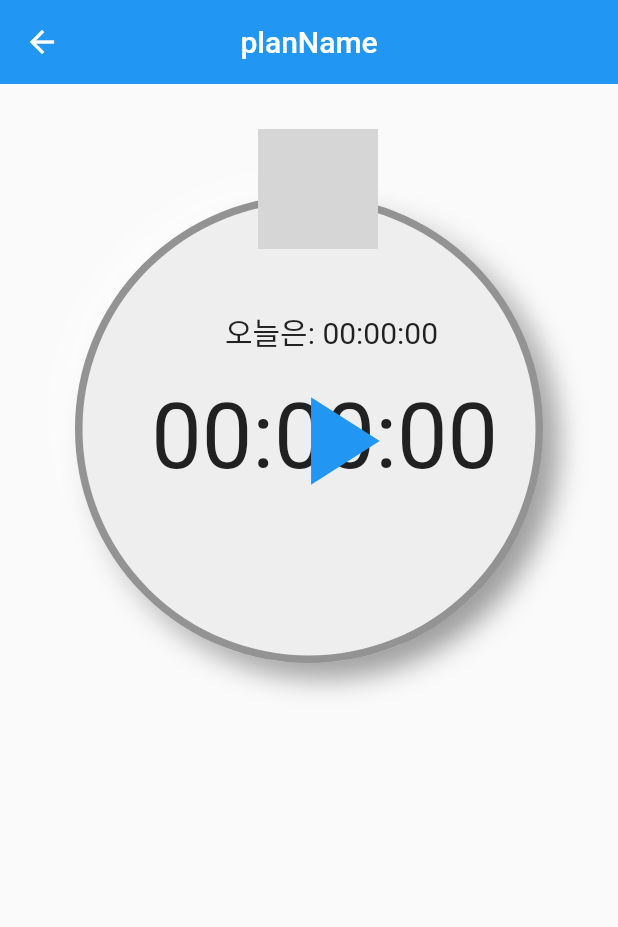
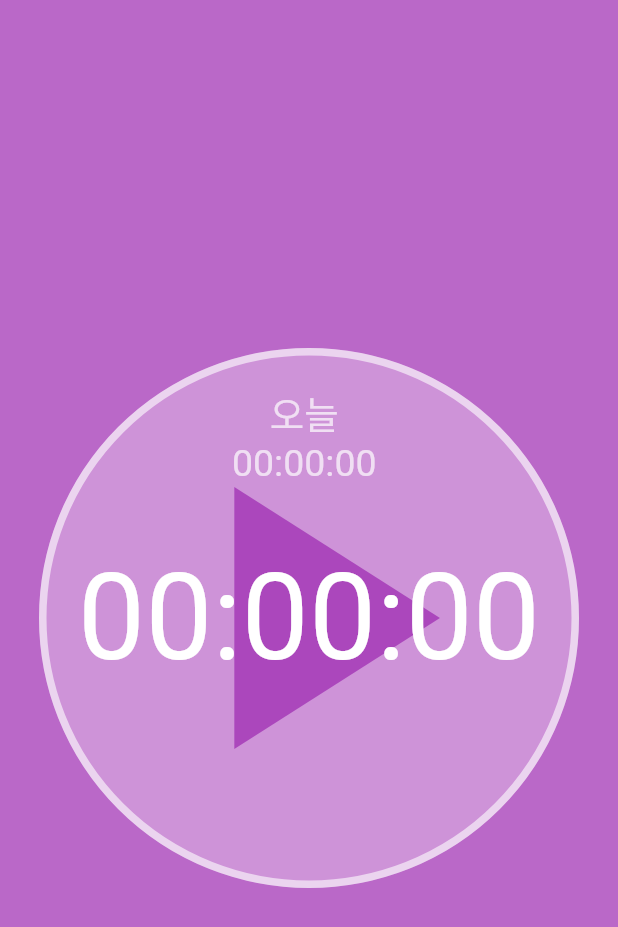
Before and after one commit to JasonKK/BOM-frontend, a Flutter app: the TimerPage screen opened directly, on a phone screen of 412 x 824 dp. Shown: the top 927 px of the screen. Run offline on Flutter 3.47's test engine with Material 2 defaults, Android fonts, the light colour scheme and no system bars; our stand-ins replace charts_flutter, flutter_hooks, flutter_riverpod, flutter_slidable, flutter_speed_dial, google_fonts and 2 more; network calls fail; grey boxes are pictures that could not be loaded.

Commit message:
timer design

```diff
--- a/lib/view/timer_view.dart
+++ b/lib/view/timer_view.dart
@@ -1,10 +1,10 @@
 /* this is timer_model.dart */
-import 'package:bom_front/model/todo.dart';
-import 'package:bom_front/repository/timer_repository.dart';
+
 import 'package:flutter/cupertino.dart';
 import 'package:flutter/material.dart';
 import 'dart:async';
-import 'package:bom_front/view/components/timer_appbar.dart';
+import 'package:bom_front/model/todo.dart';
+import 'package:bom_front/repository/timer_repository.dart';
 
 class TimerApp extends StatelessWidget {
   @override
@@ -38,7 +38,7 @@ class _TimerPageState extends State<TimerPage> {
   }
 
   void updateData() {
-    _time = todo.time!;
+    _time = todo.time ?? 0;
   }
 
   void _clickButton() {
@@ -73,7 +73,7 @@ class _TimerPageState extends State<TimerPage> {
   @override
   Widget build(BuildContext context) {
     return Scaffold(
-      appBar: TimerAppBar(),
+      backgroundColor: Colors.purple[300],
       body: _buildbody(),
     );
   }
@@ -87,76 +87,35 @@ class _TimerPageState extends State<TimerPage> {
     var min = (minutes % 60).toString().padLeft(2, '0');
     var sec = (seconds % 60).toString().padLeft(2, '0');
 
-    return Center(
-      child: Padding(
-        padding: const EdgeInsets.symmetric(horizontal: 50, vertical: 50),
-        child: Stack(
-          clipBehavior: Clip.none,
-          children: <Widget>[
-            Column(
+    return (Center(
+      child: Column(
+        mainAxisAlignment: MainAxisAlignment.center,
         children: [
-                Row(
-                  mainAxisAlignment: MainAxisAlignment.center,
-                  crossAxisAlignment: CrossAxisAlignment.center,
-                ),
           Container(
             width: 360,
             height: 360,
-                  // color: Colors.grey,
             decoration: BoxDecoration(
-                    // color: '$color',
-                    color: Colors.grey.shade200,
+              color: Colors.purple[200],
               shape: BoxShape.circle,
               border: Border.all(
-                      color: Colors.black38,
+                color: Colors.white60,
                 width: 5,
               ),
-                    boxShadow: [
-                      BoxShadow(
-                          offset: Offset(10, 10),
-                          color: Colors.black38,
-                          blurRadius: 15),
-                      BoxShadow(
-                          offset: Offset(-10, -10),
-                          color: Colors.white.withOpacity(0.5),
-                          blurRadius: 15),
-                    ],
+            ),
+            child: Stack(
+              children: [
+                Positioned(
+                  top: 20,
+                  right: 130,
+                  child: Text(
+                    "오늘\n" + "$hour:$min:$sec",
+                    textAlign: TextAlign.center,
+                    style: TextStyle(fontSize: 25, color: Colors.white70),
                   ),
                 ),
-              ],
-            ),
-            Positioned(
-              top: -20,
-              right: 110,
-              child: Container(
-                child: Image.asset(
-                  'lib/image/dog.png',
-                  width: 80,
-                  height: 80,
-                ),
-              ),
-            ),
-            Positioned(
-              top: 150,
-              right: 30,
-              child: Text(
-                "$hour:$min:$sec",
-                style: TextStyle(fontSize: 60, color: Colors.grey.shade900),
-              ),
-            ),
-            Positioned(
-              top: 100,
-              right: 70,
-              child: Container(
-                child: Text(
-                  "오늘은: 00:00:00",
-                  style: TextStyle(fontSize: 20, color: Colors.grey.shade900),
-                ),
-              ),
-            ),
-            Positioned(
-              top: 130,
-              right: 80,
+                Align(
+                  alignment: Alignment.center,
+                  child: Positioned(
                     child: TextButton(
                       onPressed: () => setState(() {
                         _clickButton();
@@ -164,17 +123,31 @@ class _TimerPageState extends State<TimerPage> {
                       child: _isRunning
                           ? Icon(
                               Icons.pause,
-                        size: 100,
+                              size: 300,
+                              color: Colors.purple.shade400,
                             )
                           : Icon(
                               Icons.play_arrow,
-                        size: 100,
+                              size: 300,
+                              color: Colors.purple.shade400,
+                            ),
+                    ),
+                  ),
+                ),
+                Align(
+                  alignment: Alignment.center,
+                  child: Positioned(
+                    child: Text(
+                      "$hour:$min:$sec",
+                      style: TextStyle(fontSize: 80, color: Colors.white),
                     ),
                   ),
                 ),
               ],
             ),
           ),
-    );
+        ],
+      ),
+    ));
   }
 }
```
Lines whose indentation alone changed are shown as unchanged.
